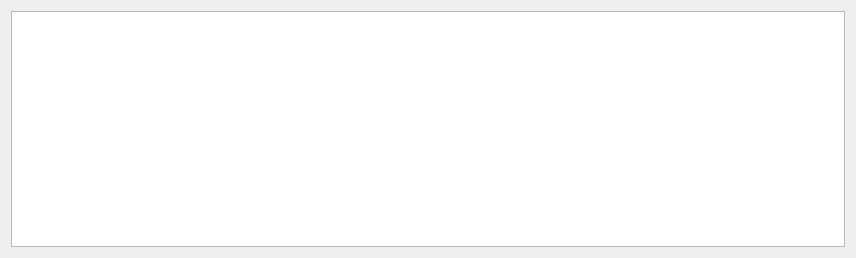
Old version of the form QtCommon/forms/dlg_Simple_TableWidget.ui in the repository Graveflo/BDO_Enhancement_Tool.
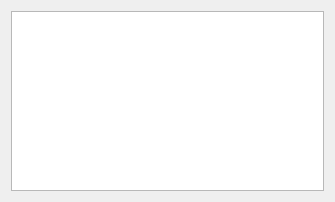
New version of the form.

Patch:
```diff
--- a/QtCommon/forms/dlg_Simple_TableWidget.ui
+++ b/QtCommon/forms/dlg_Simple_TableWidget.ui
@@ -6,8 +6,8 @@
    <rect>
     <x>0</x>
     <y>0</y>
-    <width>856</width>
-    <height>258</height>
+    <width>335</width>
+    <height>202</height>
    </rect>
   </property>
   <property name="windowTitle">
@@ -15,7 +15,17 @@
   </property>
   <layout class="QVBoxLayout" name="verticalLayout">
    <item>
-    <widget class="QTableWidget" name="tableWidget"/>
+    <widget class="QTableWidget" name="tableWidget">
+     <property name="sizePolicy">
+      <sizepolicy hsizetype="Preferred" vsizetype="Preferred">
+       <horstretch>0</horstretch>
+       <verstretch>0</verstretch>
+      </sizepolicy>
+     </property>
+     <property name="sizeAdjustPolicy">
+      <enum>QAbstractScrollArea::AdjustToContents</enum>
+     </property>
+    </widget>
    </item>
   </layout>
  </widget>
```
